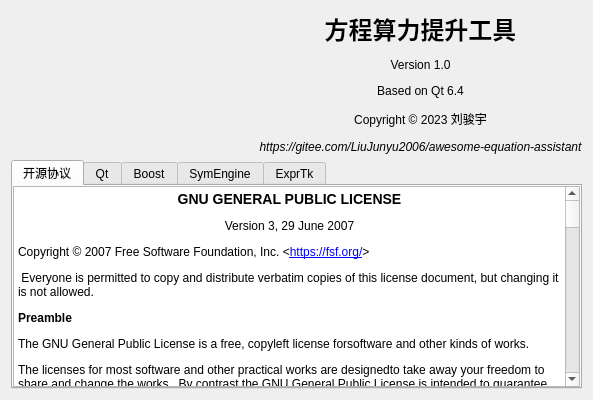
LiuJunyu2006/awesome-equation-assistant, file src/widgets/aboutwidget.ui: the form before one commit.
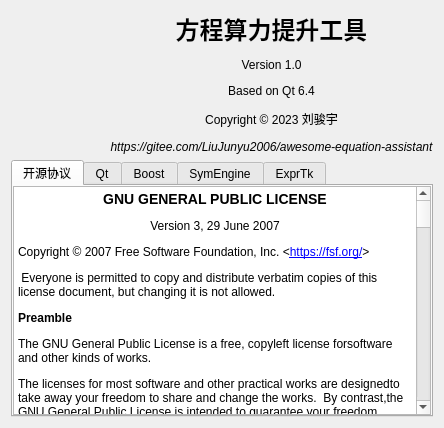
The form after the commit. Icons and pictures are not drawn.

```diff
--- a/src/widgets/aboutwidget.ui
+++ b/src/widgets/aboutwidget.ui
@@ -6,8 +6,8 @@
    <rect>
     <x>0</x>
     <y>0</y>
-    <width>593</width>
-    <height>400</height>
+    <width>444</width>
+    <height>428</height>
    </rect>
   </property>
   <property name="windowTitle">
```
